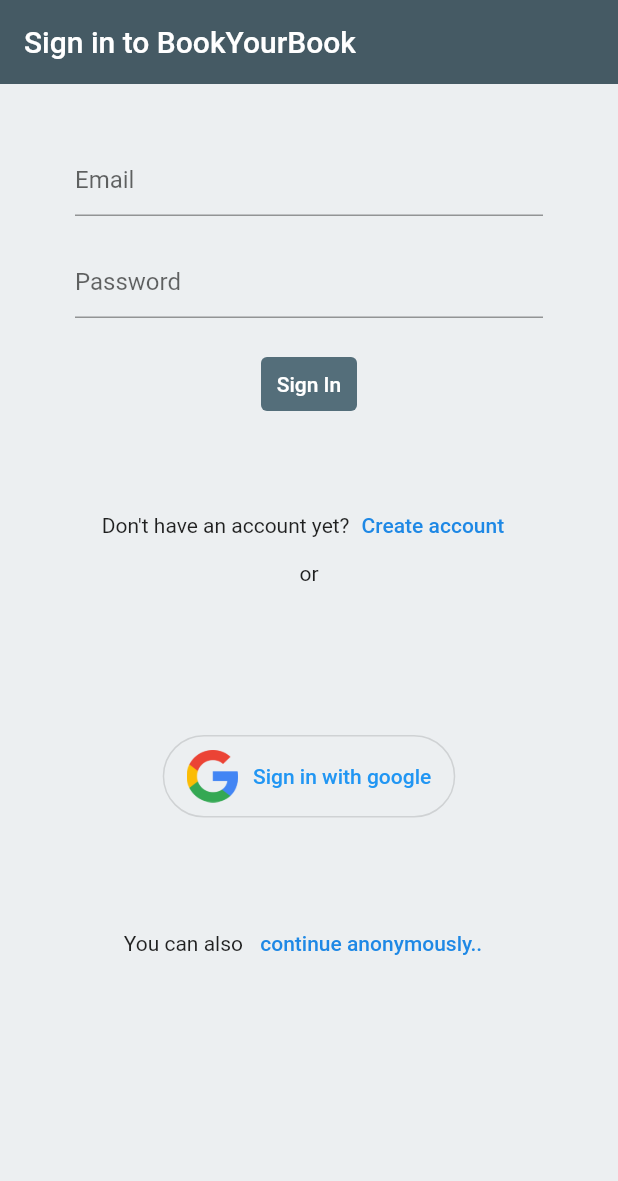
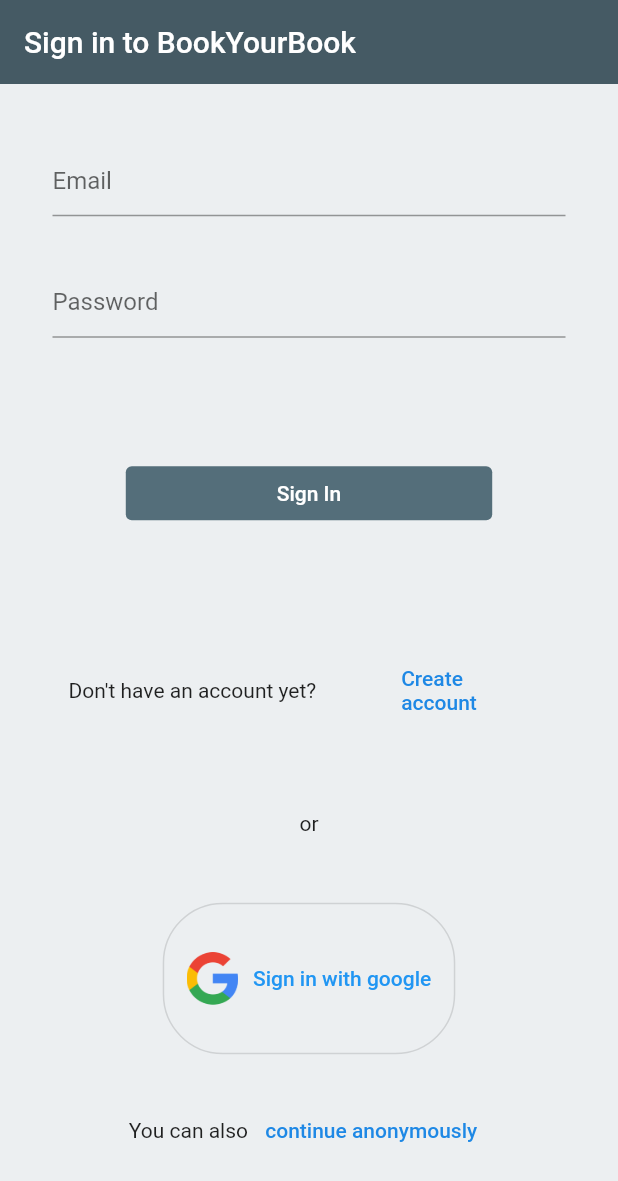
Before and after one commit to cvalore/DIMA-app, a Flutter app: the screen it shows after launch, on a phone screen of 412 x 824 dp. Shown: the top 1181 px of the screen. Run offline on Flutter 3.47's test engine with Material 2 defaults, Android fonts, the phone set to English and light mode, and no system bars; our stand-ins replace cloud_firestore, firebase_auth, firebase_core, flutter_spinkit, google_sign_in; accounts and stored records are empty.

Commit message:
migration to updated version and sign_in modified design

```diff
--- a/Sources/flutter_firebase_auth/lib/main.dart
+++ b/Sources/flutter_firebase_auth/lib/main.dart
@@ -1,18 +1,62 @@
+import 'package:firebase_core/firebase_core.dart';
 import 'package:flutter/material.dart';
 import 'package:flutter_firebase_auth/models/user.dart';
 import 'package:flutter_firebase_auth/screens/wrapper.dart';
 import 'package:flutter_firebase_auth/services/auth.dart';
+import 'package:flutter_firebase_auth/shared/loading.dart';
 import 'package:provider/provider.dart';
 
+
 void main() {
-  runApp(MyApp());
+  WidgetsFlutterBinding.ensureInitialized();
+  runApp(App());
   }
 
-class MyApp extends StatelessWidget {
-  // This widget is the root of your application.
+ class App extends StatefulWidget {
+   @override
+   _AppState createState() => _AppState();
+ }
+
+ class _AppState extends State<App> {
+   // Set default `_initialized` and `_error` state to false
+   bool _initialized = false;
+   bool _error = false;
+
+   // Define an async function to initialize FlutterFire
+   void initializeFlutterFire() async {
+     try {
+       // Wait for Firebase to initialize and set `_initialized` state to true
+       await Firebase.initializeApp();
+       setState(() {
+         _initialized = true;
+       });
+     } catch (e) {
+       // Set `_error` state to true if Firebase initialization fails
+       setState(() {
+         _error = true;
+       });
+     }
+   }
+
+     @override
+     void initState() {
+       initializeFlutterFire();
+       super.initState();
+     }
+
      @override
      Widget build(BuildContext context) {
-    return StreamProvider<User>.value(
+       // Show error message if initialization failed
+       if(_error) {
+         return Text('error',
+           textDirection: TextDirection.ltr,);
+       }
+
+       // Show a loader until FlutterFire is initialized
+       if (!_initialized) {
+         return Loading();
+       }
+       return StreamProvider<CustomUser>.value(
          value: AuthService().userStream,
          child: MaterialApp(
            home: Wrapper(),
--- /dev/null
+++ b/Sources/flutter_firebase_auth/lib/models/inserted_book.dart
@@ -0,0 +1,8 @@
+class InsertedBook {
+
+  final String title;
+  final String author;
+
+  InsertedBook({ this.title, this.author });
+
+}
--- a/Sources/flutter_firebase_auth/lib/models/user.dart
+++ b/Sources/flutter_firebase_auth/lib/models/user.dart
@@ -1,8 +1,11 @@
-class User {
+import 'package:flutter_firebase_auth/models/inserted_book.dart';
+
+class CustomUser {
+
   final String uid;
   final bool isAnonymous;
 
-  User({this.uid, this.isAnonymous});
+  CustomUser({this.uid, this.isAnonymous});
 
   @override
   String toString() {
@@ -13,3 +16,15 @@ class User {
       this.isAnonymous.toString() + ")";
   }
 }
+
+
+class UserData {
+
+  final String uid;
+  final String name;
+  final List<InsertedBook> bookForSale;
+  final List<InsertedBook> bookToExchange;
+
+  UserData({ this.uid, this.name , this.bookForSale, this.bookToExchange });
+
+}
--- a/Sources/flutter_firebase_auth/lib/screens/authenticate/sign_in.dart
+++ b/Sources/flutter_firebase_auth/lib/screens/authenticate/sign_in.dart
@@ -1,3 +1,4 @@
+import 'package:flutter/cupertino.dart';
 import 'package:flutter/material.dart';
 import 'package:flutter_firebase_auth/services/auth.dart';
 import 'package:flutter_firebase_auth/shared/constants.dart';
@@ -34,18 +35,20 @@ class _SignInState extends State<SignIn> {
         elevation: 0.0,
         title: Text('Sign in to BookYourBook'),
       ),
-      body: ListView(
-        children: <Widget>[
-          Container(
-            padding: EdgeInsets.symmetric(vertical: 20.0, horizontal: 50.0),
+      body: Container(
+            padding: EdgeInsets.symmetric(vertical: 20.0, horizontal: 35.0),
             child: Form(
               key: _formKey,
               child: Column(
-                mainAxisSize: MainAxisSize.max,
-                mainAxisAlignment: MainAxisAlignment.start,
+                //mainAxisSize: MainAxisSize.max,
+                //mainAxisAlignment: MainAxisAlignment.start,
                 children: <Widget>[
-                  SizedBox(height: 20.0,),
-                  TextFormField(
+                  Spacer(
+                    flex: 1
+                  ),
+                  Expanded(
+                    flex: 4,
+                    child: TextFormField(
                       decoration: inputFieldDecoration.copyWith(hintText: 'Email'),
                       validator: (value) =>
                       (value.isEmpty | !value.contains('@') | !value.contains('.')) ?
@@ -56,8 +59,10 @@ class _SignInState extends State<SignIn> {
                         });
                       },
                     ),
-                  SizedBox(height: 20.0,),
-                  TextFormField(
+                  ),
+                  Expanded(
+                  flex: 4,
+                  child: TextFormField(
                       decoration: inputFieldDecoration.copyWith(hintText: 'Password'),
                       validator: (value) => value.length < 6 ?
                       'Enter password of at least 6 characters' : null,
@@ -68,8 +73,20 @@ class _SignInState extends State<SignIn> {
                       },
                       obscureText: true,
                     ),
-                  SizedBox(height: 20.0,),
-                  TextButton(
+                  ),
+                  Spacer(
+                    flex:2
+                  ),
+                  Expanded(
+                  flex: 3,
+                  child: Row(
+                    children: <Widget>[
+                      Spacer(
+                        flex: 1
+                      ),
+                      Expanded(
+                        flex: 5,
+                        child: TextButton(
                           style: ButtonStyle(
                             //backgroundColor: MaterialStateProperty.all<Color>(Colors.blueGrey[700]),
                             backgroundColor: MaterialStateProperty.resolveWith<Color>(
@@ -100,14 +117,35 @@ class _SignInState extends State<SignIn> {
                             }
                           },
                         ),
-                  SizedBox(height: 10.0),
-                  Text(_error, style: TextStyle(color: Colors.red[400], fontSize: 14),),
-                  SizedBox(height: 20.0),
-                  Row(
-                    mainAxisAlignment: MainAxisAlignment.center,
+                      ),
+                      Spacer(
+                        flex: 1,
+                      ),
+                    ],
+                  ),
+                  ),
+                  Expanded(
+                    flex: 2,
+                    child: Text(_error, style: TextStyle(color: Colors.red[400], fontSize: 14),),
+                  ),
+                  Spacer(
+                      flex:1
+                  ),
+                  Expanded(
+                    flex: 4,
+                    child: Row(
+                      mainAxisAlignment: MainAxisAlignment.start,
                       children: <Widget>[
-                      Text('Don\'t have an account yet?'),
-                      TextButton(
+                        Spacer(
+                          flex: 1
+                        ),
+                        Expanded(
+                          flex: 20,
+                          child: Text('Don\'t have an account yet?'),
+                        ),
+                        Expanded(
+                          flex: 10,
+                          child: TextButton(
                             style: ButtonStyle(
                               overlayColor: MaterialStateProperty.all<Color>(Colors.transparent),
                             ),
@@ -117,11 +155,26 @@ class _SignInState extends State<SignIn> {
                               widget.toggleView();
                             },
                           ),
+                        ),
+                        Spacer(
+                            flex: 1
+                        ),
                       ],
                     ),
-                  Text('or'),
-                  SizedBox(height: 100.0),
-                  OutlinedButton(
+                  ),
+                  Spacer(
+                      flex:2
+                  ),
+                  Expanded(
+                    flex: 2,
+                    child: Text('or'),
+                  ),
+                  Spacer(
+                      flex:1
+                  ),
+                  Expanded(
+                    flex: 5,
+                    child: OutlinedButton(
                       style: ButtonStyle(
                         shape: MaterialStateProperty.all<OutlinedBorder>(
                             RoundedRectangleBorder(borderRadius: BorderRadius.circular(40.0))
@@ -148,8 +201,13 @@ class _SignInState extends State<SignIn> {
                         }
                       },
                     ),
-                  SizedBox(height: 60.0),
-                  Row(
+                  ),
+                  Spacer(
+                      flex:1
+                  ),
+                  Expanded(
+                  flex: 3,
+                  child: Row(
                       mainAxisSize: MainAxisSize.min,
                       mainAxisAlignment: MainAxisAlignment.center,
                       children: <Widget>[
@@ -158,7 +216,7 @@ class _SignInState extends State<SignIn> {
                           style: ButtonStyle(
                             overlayColor: MaterialStateProperty.all<Color>(Colors.transparent),
                           ),
-                        child: Text('continue anonymously..',
+                          child: Text('continue anonymously',
                               style: TextStyle(color: Colors.blue[600])),
                           onPressed: () async {
                             setState(() {
@@ -176,12 +234,14 @@ class _SignInState extends State<SignIn> {
                         ),
                       ],
                     ),
+                  ),
+                  Spacer(
+                      flex:1
+                  ),
                 ],
               ),
             ),
       ),
-        ],
-      ),
     );
   }
 }
--- a/Sources/flutter_firebase_auth/lib/screens/wrapper.dart
+++ b/Sources/flutter_firebase_auth/lib/screens/wrapper.dart
@@ -7,7 +7,7 @@ import 'package:provider/provider.dart';
 class Wrapper extends StatelessWidget {
   @override
   Widget build(BuildContext context) {
-    final user = Provider.of<User>(context);
+    final user = Provider.of<CustomUser>(context);
 
     if(user == null) {
       return Authenticate();
```
Also changed, not shown: Sources/flutter_firebase_auth/lib/screens/actions/insertBook.dart (added, +53 -0 lines), Sources/flutter_firebase_auth/lib/screens/authenticate/register.dart (+59 -19 lines), Sources/flutter_firebase_auth/lib/screens/home/home.dart (+29 -6 lines), Sources/flutter_firebase_auth/lib/screens/profile/BookList.dart (added, +29 -0 lines), Sources/flutter_firebase_auth/lib/screens/profile/profile.dart (added, +51 -0 lines), Sources/flutter_firebase_auth/lib/services/auth.dart (+16 -15 lines), Sources/flutter_firebase_auth/lib/services/database.dart (added, +69 -0 lines), Sources/flutter_firebase_auth/pubspec.yaml (+5 -7 lines), Sources/flutter_firebase_auth/pubspec.lock, 4 other files. Lines whose indentation alone changed are shown as unchanged.
